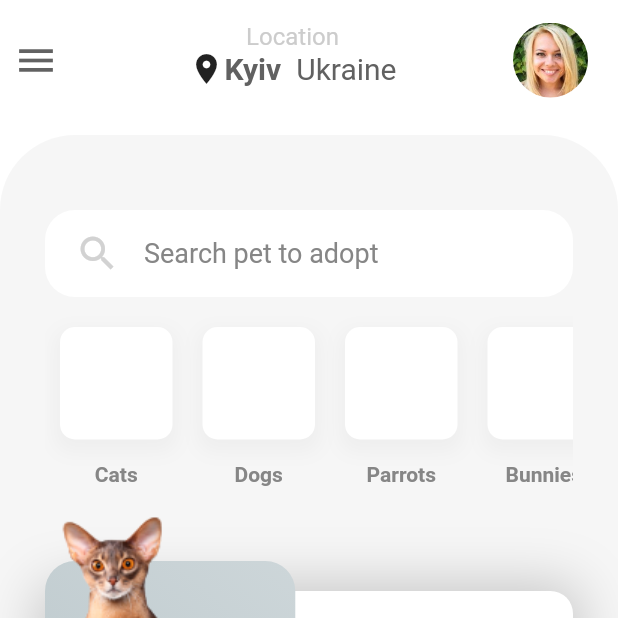
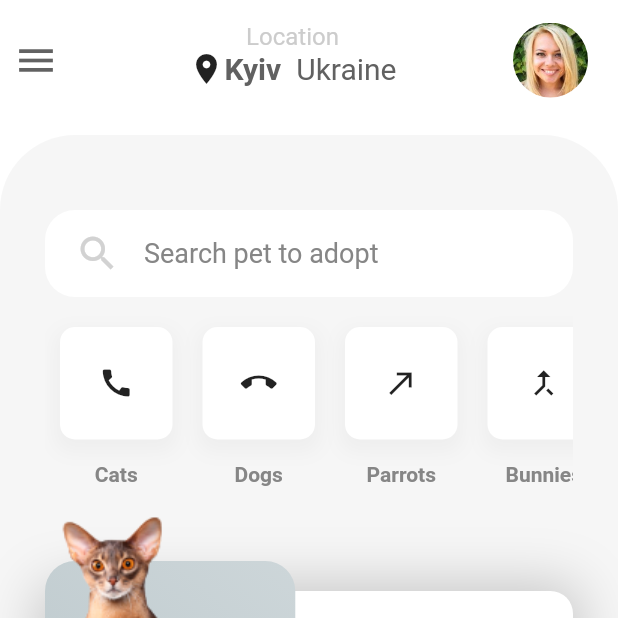
Before and after one commit to codingbbq/pets_adoption_app, a Flutter app: the screen it shows after launch, on a phone screen of 412 x 824 dp, the top half of it. Run offline on Flutter 3.47's test engine with Material 2 defaults, Android fonts, the phone set to English and light mode, and no system bars.

Commit message:
Adding placeholder icons for the categories

```diff
--- a/lib/components/home_page/category_selection.dart
+++ b/lib/components/home_page/category_selection.dart
@@ -9,7 +9,7 @@ class CategorySelection extends StatelessWidget {
       child: SingleChildScrollView(
         scrollDirection: Axis.horizontal,
         child: Row(
-          children: categories.map((category) => Category(name : category.name)).toList()
+          children: categories.map((category) => Category(name : category.name, icon: category.category)).toList()
         )
       )
     );
@@ -19,8 +19,9 @@ class CategorySelection extends StatelessWidget {
 class Category extends StatelessWidget {
 
   final String name;
+  final Icon icon;
 
-  const Category({Key key, this.name}) : super(key: key);
+  const Category({Key key, this.name, this.icon}) : super(key: key);
 
   @override
   Widget build(BuildContext context) {
@@ -49,6 +50,7 @@ class Category extends StatelessWidget {
                 style: BorderStyle.none
               )
             ),
+            child: icon,
           ),
 
           SizedBox(height: 5.0,),
--- a/lib/models/category_model.dart
+++ b/lib/models/category_model.dart
@@ -1,33 +1,43 @@
+import 'package:flutter/material.dart';
+
 class Category{
   final String name;
+  final Icon category;
 
   Category({
-    this.name
+    this.name,
+    this.category
   });
 }
 
 final Category cat = Category(
-  name: "Cats"
+  name: "Cats",
+  category: Icon(Icons.call)
 );
 
 final Category dog = Category(
-  name: "Dogs"
+  name: "Dogs",
+  category: Icon(Icons.call_end)
 );
 
 final Category parrot = Category(
-  name: "Parrots"
+  name: "Parrots",
+  category: Icon(Icons.call_made)
 );
 
 final Category bunnies = Category(
-  name: "Bunnies"
+  name: "Bunnies",
+  category: Icon(Icons.call_merge)
 );
 
 final Category horse = Category(
-  name: "Horses"
+  name: "Horses",
+  category: Icon(Icons.call_missed)
 );
 
 final Category sparrow = Category(
-  name: "Sparrows"
+  name: "Sparrows",
+  category: Icon(Icons.call_missed_outgoing)
 );
 
 final List<Category> categories = [
```
Also changed, not shown: lib/pages/Detail.dart (+20 -3 lines).
